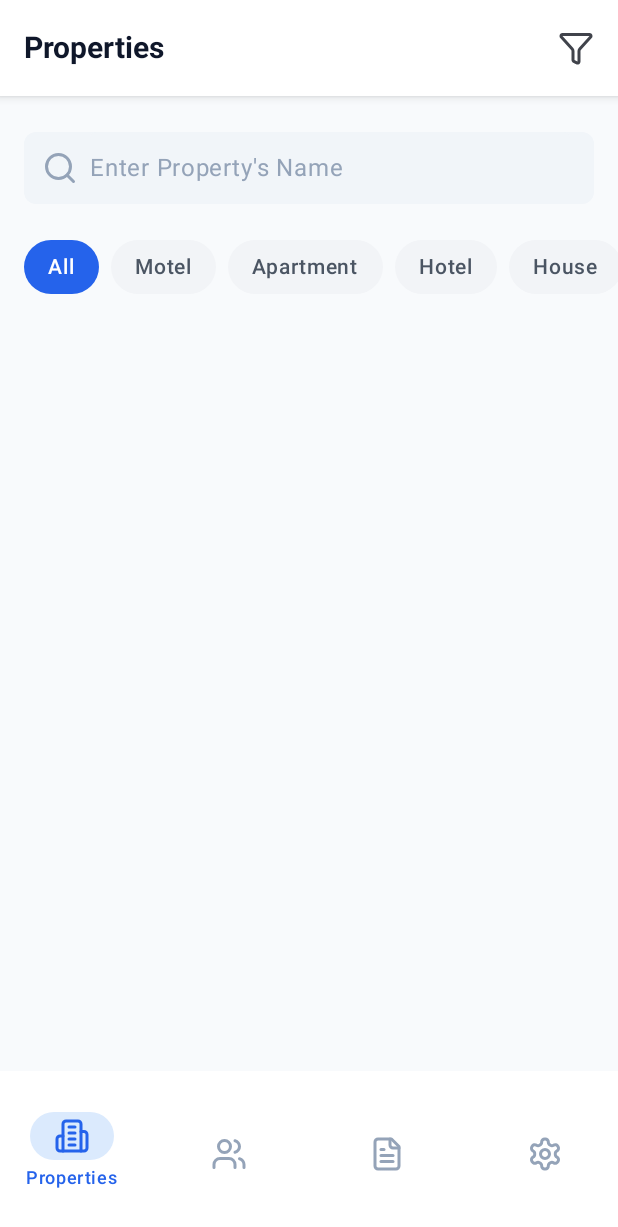
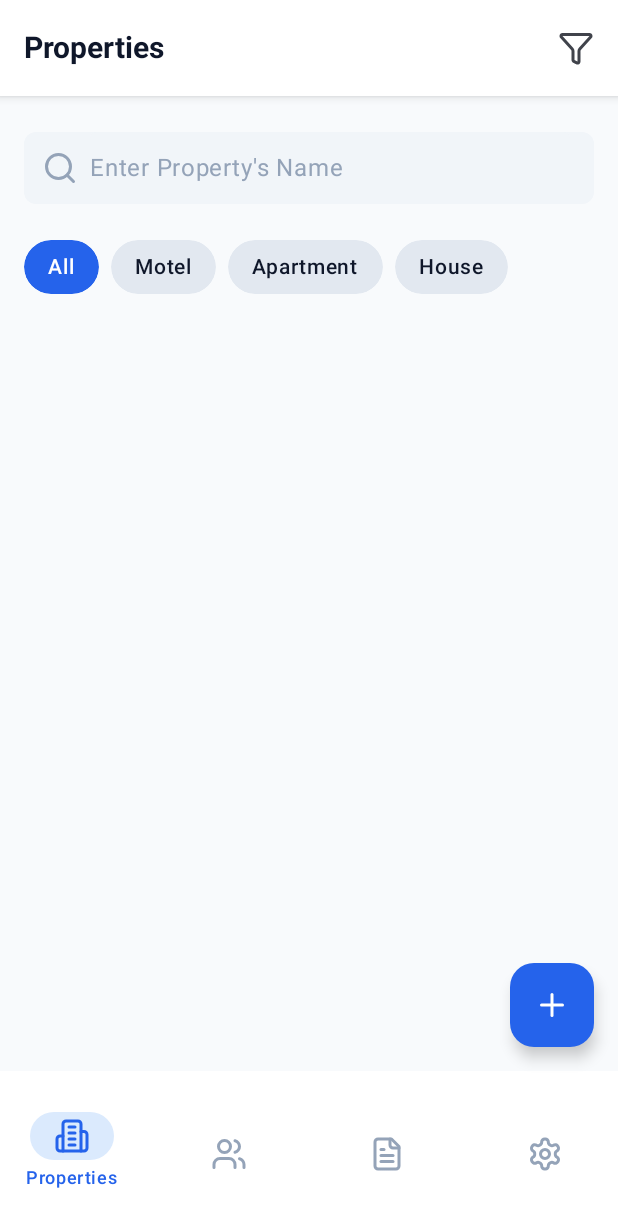
Before and after one commit to anhtuanMDev/TenantTrack, an Android app built with Jetpack Compose: the screen it shows after launch (MainActivity), on a phone screen of 412 x 824 dp. Shown: the top 1227 px of the screen. Run offline under Robolectric (Android 15) with nearby library versions, the phone set to English and light mode, and no system bars; our stand-ins replace Room's generated code.

Commit message:
refractor: Refractor code 🔨
+ make list from enum
+ clip shadow for filter chip
+add fab to bottom nav

```diff
--- a/app/src/main/java/com/example/tenanttrack/presentation/components/FilterChip.kt
+++ b/app/src/main/java/com/example/tenanttrack/presentation/components/FilterChip.kt
@@ -15,10 +15,15 @@ import androidx.compose.material3.Text
 import androidx.compose.runtime.Composable
 import androidx.compose.ui.Alignment
 import androidx.compose.ui.Modifier
+import androidx.compose.ui.draw.clip
 import androidx.compose.ui.graphics.Color
 import androidx.compose.ui.text.font.FontWeight
 import androidx.compose.ui.unit.dp
 import androidx.compose.ui.unit.sp
+import com.example.tenanttrack.ui.theme.Blue
+import com.example.tenanttrack.ui.theme.Gray200
+import com.example.tenanttrack.ui.theme.Gray900
+import com.example.tenanttrack.ui.theme.White
 
 @Composable
 fun FilterChips(
@@ -27,6 +32,7 @@ fun FilterChips(
     onCategorySelected: (String) -> Unit,
 ) {
     val scrollState = rememberScrollState()
+    val shape = RoundedCornerShape(50)
 
     Row(
         modifier = Modifier
@@ -37,19 +43,20 @@ fun FilterChips(
     ) {
         categories.forEachIndexed { index, category ->
             val isSelected = category == selectedCategory
-            val backgroundColor = if (isSelected) Color(0xFF2563EB) else Color(0xFFF2F4F7)
-            val contentColor = if (isSelected) Color.White else Color(0xFF4B5563)
+            val backgroundColor = if (isSelected) Blue else Gray200
+            val contentColor = if (isSelected) White else Gray900
 
             val startPadding = if (index == 0) 16.dp else 0.dp
             val endPadding = if (index == categories.lastIndex) 16.dp else 0.dp
 
             Surface(
-                shape = RoundedCornerShape(50),
+                shape = shape,
                 color = backgroundColor,
                 shadowElevation = 0.dp,
                 modifier = Modifier
                     .padding(start = startPadding, end = endPadding)
                     .height(36.dp)
+                    .clip(shape)
                     .clickable { onCategorySelected(category) }
             ) {
                 Box(
--- a/app/src/main/java/com/example/tenanttrack/presentation/main_screen/MainScreen.kt
+++ b/app/src/main/java/com/example/tenanttrack/presentation/main_screen/MainScreen.kt
@@ -1,7 +1,9 @@
 package com.example.tenanttrack.presentation.main_screen
 
+import androidx.compose.foundation.background
 import androidx.compose.foundation.layout.height
 import androidx.compose.foundation.layout.padding
+import androidx.compose.material3.FloatingActionButton
 import androidx.compose.material3.Icon
 import androidx.compose.material3.NavigationBar
 import androidx.compose.material3.NavigationBarDefaults
@@ -12,13 +14,13 @@ import androidx.compose.material3.Text
 import androidx.compose.runtime.Composable
 import androidx.compose.runtime.getValue
 import androidx.compose.ui.Modifier
-import androidx.compose.ui.draw.shadow
 import androidx.compose.ui.res.painterResource
 import androidx.compose.ui.res.stringResource
 import androidx.compose.ui.unit.dp
 import androidx.navigation.NavHostController
 import androidx.navigation.compose.NavHost
 import androidx.navigation.compose.currentBackStackEntryAsState
+import com.example.tenanttrack.R
 import com.example.tenanttrack.presentation.navigation.Screen
 import com.example.tenanttrack.ui.theme.Blue
 import com.example.tenanttrack.ui.theme.Gray400
@@ -77,7 +79,22 @@ fun MainScreen(navController: NavHostController) {
                     )
                 }
             }
+        },
+        floatingActionButton = {
+            if (currentRoute.route == Screen.Property.route) {
+                FloatingActionButton(
+                    containerColor = Blue,
+                    onClick = { /* FAB click */ }
+                ) {
+                    Icon(
+                        painter = painterResource(id = R.drawable.plus),
+                        contentDescription = "Add",
+                        tint = White
+                    )
+                }
+            }
         }
+
     ) { _ ->
         NavHost(
             navController = navController,
--- a/app/src/main/java/com/example/tenanttrack/presentation/property_screen/PropertyScreen.kt
+++ b/app/src/main/java/com/example/tenanttrack/presentation/property_screen/PropertyScreen.kt
@@ -40,6 +40,7 @@ import androidx.compose.ui.unit.dp
 import androidx.compose.ui.unit.sp
 import androidx.navigation.NavController
 import com.example.tenanttrack.R
+import com.example.tenanttrack.data.local.entities.PropertyModelType
 import com.example.tenanttrack.presentation.components.FilterChips
 import com.example.tenanttrack.presentation.components.PropertyHeaderBar
 import com.example.tenanttrack.presentation.components.SearchBar
@@ -59,6 +60,9 @@ fun PropertyScreen(navController: NavController) {
 @Composable
 fun PropertyContentScreen() {
     var searchText by remember { mutableStateOf("") }
+    val categories: List<String> = listOf("All") + PropertyModelType.entries.map { it.name }
+    var category by remember { mutableStateOf("All") }
+
     Column(modifier = Modifier.background(Gray50)) {
         PropertyHeaderBar(
             title = stringResource(id = R.string.tab1_title),
@@ -78,9 +82,10 @@ fun PropertyContentScreen() {
         )
 
         FilterChips(
-            categories = listOf("All", "Motel", "Apartment", "Hotel", "House", "Castle", "Hut"),
-            selectedCategory = "All",
-            onCategorySelected = {})
+            categories = categories,
+            selectedCategory = category,
+            onCategorySelected = { category = it }
+        )
     }
 }
 
--- a/app/src/main/java/com/example/tenanttrack/presentation/tenant_screen/TenantScreen.kt
+++ b/app/src/main/java/com/example/tenanttrack/presentation/tenant_screen/TenantScreen.kt
@@ -13,6 +13,7 @@ import androidx.compose.ui.Modifier
 import androidx.compose.ui.res.stringResource
 import androidx.navigation.NavController
 import com.example.tenanttrack.R
+import com.example.tenanttrack.data.local.entities.TenantStatus
 import com.example.tenanttrack.presentation.components.FilterChips
 import com.example.tenanttrack.presentation.components.PropertyHeaderBar
 import com.example.tenanttrack.presentation.components.SearchBar
@@ -28,6 +29,8 @@ fun TenantScreen(navController: NavController) {
 @Composable
 fun TenantContentScreen() {
     var searchText by remember { mutableStateOf("") }
+    val status = listOf("All Tenants") + TenantStatus.entries.map { it.name }
+    var category by remember { mutableStateOf("All Tenants") }
 
     Column(modifier = Modifier.background(Gray50)) {
         PropertyHeaderBar(title = stringResource(id = R.string.tab2_title))
@@ -36,8 +39,8 @@ fun TenantContentScreen() {
             placeholder = stringResource(id = R.string.tab2_search_placeholder)
         )
         FilterChips(
-            categories = listOf("All Tenants", "Active", "Pending", "Expired"),
+            categories = status,
             selectedCategory = "All Tenants",
-            onCategorySelected = {})
+            onCategorySelected = { category = it })
     }
 }
```
